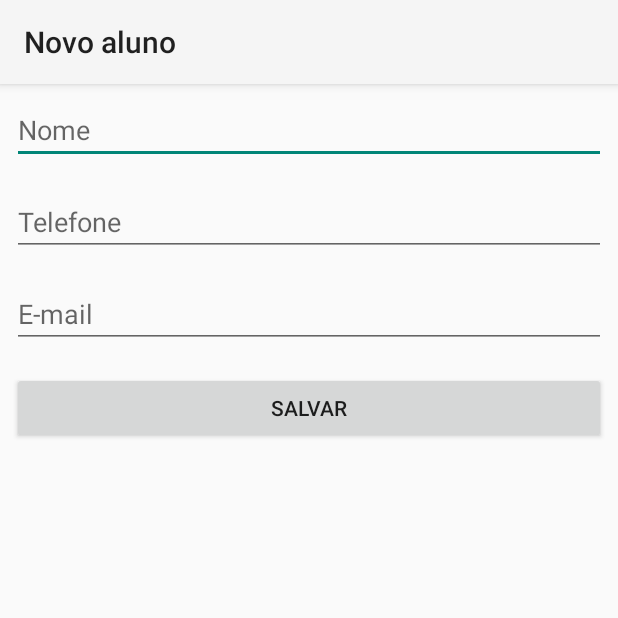
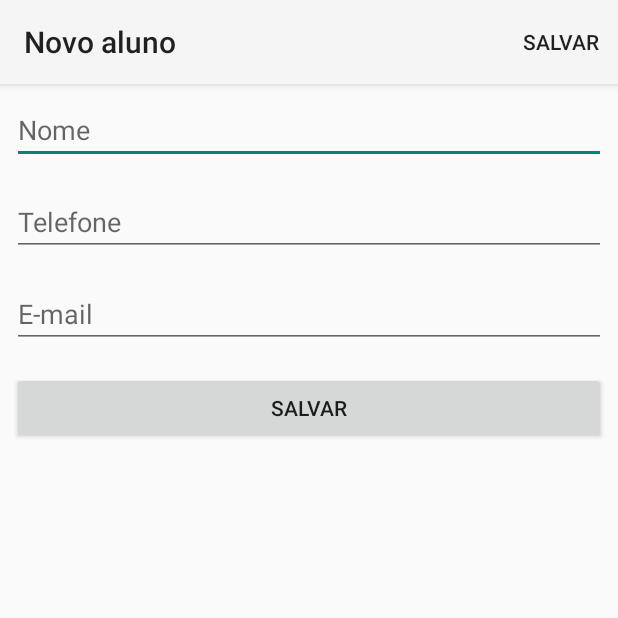
Before and after one commit to octavio-portugal/CursoAlura-Lista-Alunos, an Android app: the screen it shows after launch (FormularioAlunosActivity), after a tap on an icon or button, on a phone screen of 412 x 824 dp, the top half of it. Run offline under Robolectric (Android 15) with nearby library versions, the phone set to English and light mode, and no system bars.

Commit message:
ajustando formulario

```diff
--- a/app/src/main/java/com/dio/agendaalura/ui/activitys/FormularioAlunosActivity.java
+++ b/app/src/main/java/com/dio/agendaalura/ui/activitys/FormularioAlunosActivity.java
@@ -4,6 +4,7 @@ import androidx.appcompat.app.AppCompatActivity;
 
 import android.content.Intent;
 import android.os.Bundle;
+import android.view.Menu;
 import android.widget.Button;
 import android.widget.EditText;
 
@@ -33,6 +34,12 @@ public class FormularioAlunosActivity extends AppCompatActivity {
         configuraBotaoSalvar();
 
         carregaAluno();
+    }
+
+    @Override
+    public boolean onCreateOptionsMenu(Menu menu) {
+        getMenuInflater().inflate(R.menu.acitivity_formulario_aluno_menu, menu);
+        return super.onCreateOptionsMenu(menu);
     }
 
     private void carregaAluno() {
--- a/app/src/main/java/com/dio/agendaalura/ui/activitys/ListaAlunosActivity.java
+++ b/app/src/main/java/com/dio/agendaalura/ui/activitys/ListaAlunosActivity.java
@@ -3,11 +3,14 @@ package com.dio.agendaalura.ui.activitys;
 import android.content.Intent;
 import android.os.Bundle;
 import android.util.Log;
+import android.view.ContextMenu;
+import android.view.MenuItem;
 import android.view.View;
 import android.widget.AdapterView;
 import android.widget.ArrayAdapter;
 import android.widget.ListView;
 
+import androidx.annotation.NonNull;
 import androidx.annotation.Nullable;
 import androidx.appcompat.app.AppCompatActivity;
 
@@ -32,25 +35,29 @@ public class ListaAlunosActivity extends AppCompatActivity{
         super.onCreate(savedInstanceState);
         setContentView(R.layout.activity_lista_alunos);
         setTitle(TITULO_APPBAR);
+        configuraListView();
         dao.salva(new Aluno("Octavio", "129999-9999", "ai@gmail.com"));
         dao.salva(new Aluno("Rafa", "129999-9999", "ui@gmail.com"));
+        configuraBotaoFlutuante();
+    }
 
+    @Override
+    public void onCreateContextMenu(ContextMenu menu, View v, ContextMenu.ContextMenuInfo menuInfo) {
+        super.onCreateContextMenu(menu, v, menuInfo);
+        getMenuInflater()
+                .inflate(R.menu.acitivy_lista_alunos_menu, menu);
+    }
 
-        configuraBotaoFlutuante();
-
-
-        /**
-
-        //setando o meu componente de visualização
-
-        TextView primeiroAluno = findViewById(R.id.texto1);
-        TextView segundoAluno = findViewById(R.id.texto2);
-        TextView terceiroAluno = findViewById(R.id.texto3);
-        //setando o valor da varial
-        primeiroAluno.setText(alunos.get(0));
-        segundoAluno.setText(alunos.get(1));
-        terceiroAluno.setText(alunos.get(2));
-         */
+    @Override
+    public boolean onContextItemSelected(@NonNull MenuItem item) {
+        int itemId = item.getItemId();
+        if (itemId == R.id.activity_lista_aluno_remover){
+            AdapterView.AdapterContextMenuInfo menuInfo =
+                    (AdapterView.AdapterContextMenuInfo) item.getMenuInfo();
+            Aluno alunoEscolhido = adapter.getItem(menuInfo.position);
+            removeAluno(alunoEscolhido);
+        }
+        return super.onContextItemSelected(item);
     }
 
     private void configuraBotaoFlutuante() {
@@ -71,24 +78,39 @@ public class ListaAlunosActivity extends AppCompatActivity{
     @Override
     protected void onResume() {
         super.onResume();
+        atualizaAdapter();
 
-        configuraListView();
+        ;
+    }
+
+    private void atualizaAdapter() {
+        adapter.clear();
+        adapter.addAll(dao.todos());
     }
 
     private void configuraListView() {
         ListView listaAlunos = findViewById(R.id.listview_lista_alunos);
-        final List<Aluno> alunos = dao.todos();
-        configuraAdapter(listaAlunos, alunos);
+        configuraAdapter(listaAlunos);
         configuraListenerDeClickPorItem(listaAlunos);
-        listaAlunos.setOnItemLongClickListener(new AdapterView.OnItemLongClickListener() {
-            @Override
-            public boolean onItemLongClick(AdapterView<?> adapterView, View view, int posicao, long id) {
-                Aluno alunoEscolhido = (Aluno) adapterView.getItemAtPosition(posicao);
-                dao.remove(alunoEscolhido);
-                adapter.remove(alunoEscolhido);
-                return true;
-            }
-        });
+//        configuraCliqueLongoLista(listaAlunos);
+        registerForContextMenu(listaAlunos);
+
+    }
+
+//    private void configuraCliqueLongoLista(ListView listaAlunos) {
+//        listaAlunos.setOnItemLongClickListener(new AdapterView.OnItemLongClickListener() {
+//            @Override
+//            public boolean onItemLongClick(AdapterView<?> adapterView, View view, int posicao, long id) {
+//                Aluno alunoEscolhido = (Aluno) adapterView.getItemAtPosition(posicao);
+//                removeAluno(alunoEscolhido);
+//                return false;
+//            }
+//        });
+//    }
+
+    private void removeAluno(Aluno alunoEscolhido) {
+        dao.remove(alunoEscolhido);
+        adapter.remove(alunoEscolhido);
     }
 
     private void configuraListenerDeClickPorItem(ListView listaAlunos) {
@@ -105,11 +127,10 @@ public class ListaAlunosActivity extends AppCompatActivity{
         });
     }
 
-    private void configuraAdapter(ListView listaAlunos, List<Aluno> alunos) {
+    private void configuraAdapter(ListView listaAlunos) {
         adapter = new ArrayAdapter<>(
                 this,
-                android.R.layout.simple_list_item_1,
-                alunos);
+                android.R.layout.simple_list_item_1);
         listaAlunos.setAdapter(adapter);
     }
 }
--- a/app/src/main/res/layout/activity_formulario_alunos.xml
+++ b/app/src/main/res/layout/activity_formulario_alunos.xml
@@ -1,9 +1,13 @@
 <?xml version="1.0" encoding="utf-8"?>
-<LinearLayout xmlns:android="http://schemas.android.com/apk/res/android"
+<ScrollView
+    xmlns:android="http://schemas.android.com/apk/res/android"
+    android:layout_width="match_parent"
+    android:layout_height="wrap_content">
+
+    <LinearLayout
         android:layout_width="match_parent"
         android:layout_height="match_parent"
         android:orientation="vertical">
-
 
 
         <EditText
@@ -11,16 +15,16 @@
             android:layout_width="match_parent"
             android:layout_height="wrap_content"
             android:layout_margin="8dp"
-        android:inputType="textCapWords"
-        android:hint="Nome"/>
+            android:hint="Nome"
+            android:inputType="textCapWords" />
 
         <EditText
             android:id="@+id/acitivity_fomulario_telefone"
             android:layout_width="match_parent"
             android:layout_height="wrap_content"
             android:layout_margin="8dp"
-        android:inputType="phone"
-        android:hint="Telefone"/>
+            android:hint="Telefone"
+            android:inputType="phone" />
 
 
         <EditText
@@ -28,14 +32,16 @@
             android:layout_width="match_parent"
             android:layout_height="wrap_content"
             android:layout_margin="8dp"
-        android:inputType="textEmailAddress"
-        android:hint="E-mail"/>
+            android:hint="E-mail"
+            android:inputType="textEmailAddress" />
 
         <Button
             android:id="@+id/acitivity_fomulario_salvar"
             android:layout_width="match_parent"
             android:layout_height="wrap_content"
             android:layout_margin="8dp"
-        android:text="Salvar"/>
+            android:text="Salvar" />
 
     </LinearLayout>
+
+</ScrollView>
--- /dev/null
+++ b/app/src/main/res/menu/acitivity_formulario_aluno_menu.xml
@@ -0,0 +1,8 @@
+<?xml version="1.0" encoding="utf-8"?>
+<menu xmlns:android="http://schemas.android.com/apk/res/android"
+    xmlns:app="http://schemas.android.com/apk/res-auto">
+    <item android:id="@+id/acitivity_formulario_aluno_menu_salvar"
+        app:showAsAction="always"
+        android:title="Salvar"/>
+
+</menu>
--- /dev/null
+++ b/app/src/main/res/menu/acitivy_lista_alunos_menu.xml
@@ -0,0 +1,7 @@
+<?xml version="1.0" encoding="utf-8"?>
+<menu xmlns:app="http://schemas.android.com/apk/res-auto"
+    xmlns:android="http://schemas.android.com/apk/res/android">
+    <item android:id="@+id/activity_lista_aluno_remover"
+        android:title="Remover" />
+
+</menu>
```
Lines whose indentation alone changed are shown as unchanged.
